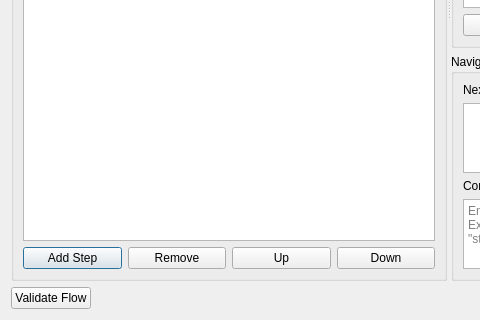
Above: schema_app_v2/interfaces/qt/ui/flow_editor.ui from heinz-preisig/DASH_GUI before the change; both pictures show x 0 to 480 and y 399 to 719 of the 800 by 719 pixel window. Below: the same form after it.
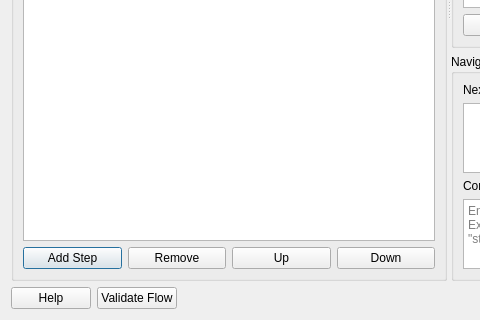
That is the form after the change.

Patch:
```diff
--- a/schema_app_v2/interfaces/qt/ui/flow_editor.ui
+++ b/schema_app_v2/interfaces/qt/ui/flow_editor.ui
@@ -269,6 +269,13 @@
    </item>
    <item>
     <layout class="QHBoxLayout" name="dialogButtonsLayout">
+     <item>
+      <widget class="QPushButton" name="helpButton">
+       <property name="text">
+        <string>Help</string>
+       </property>
+      </widget>
+     </item>
      <item>
       <widget class="QPushButton" name="validateFlowButton">
        <property name="text">
```
